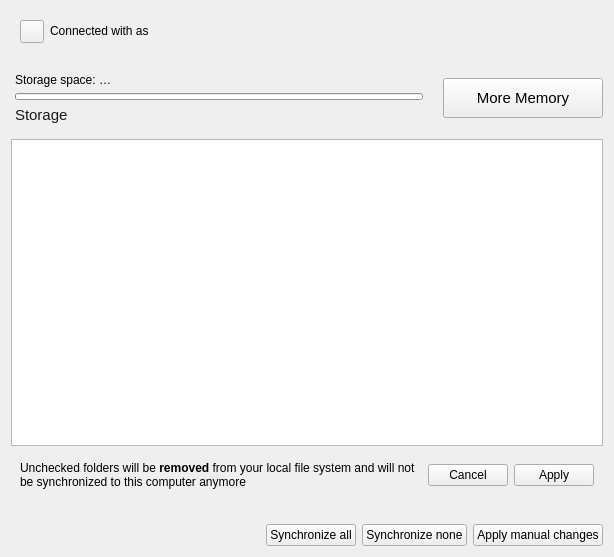
nextmcloud/desktop, file src/gui/accountsettings.ui: the form before one commit.
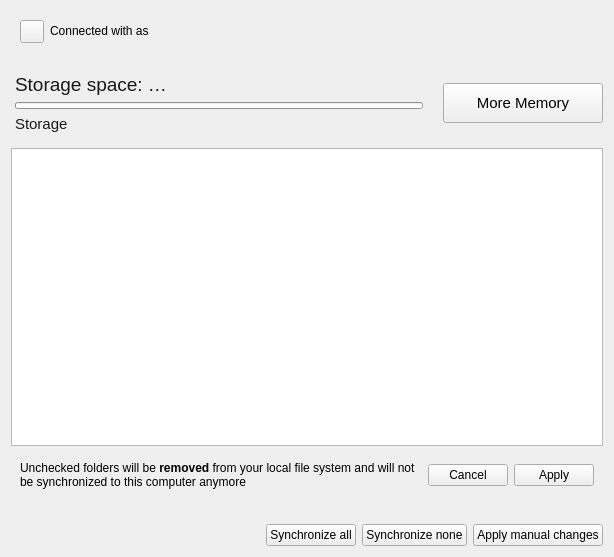
The form after the commit. Custom widgets are drawn as their Qt base class.

Commit message: fix storage font

What changed in the file:
```diff
--- a/src/gui/accountsettings.ui
+++ b/src/gui/accountsettings.ui
@@ -84,7 +84,8 @@
         <property name="font">
          <font>
           <family>Segoe UI</family>
-          <pointsize>9</pointsize>
+          <pointsize>14</pointsize>
+          <weight>50</weight>
           <bold>false</bold>
           <kerning>true</kerning>
          </font>
@@ -96,10 +97,10 @@
          <bool>false</bool>
         </property>
         <property name="text">
-         <string>Storage space: …</string>
+         <string>&lt;html&gt;&lt;head/&gt;&lt;body&gt;&lt;p&gt;&lt;span style=&quot; color:#191919;&quot;&gt;Storage space: …&lt;/span&gt;&lt;/p&gt;&lt;/body&gt;&lt;/html&gt;</string>
         </property>
         <property name="textFormat">
-         <enum>Qt::PlainText</enum>
+         <enum>Qt::RichText</enum>
         </property>
         <property name="alignment">
          <set>Qt::AlignBottom|Qt::AlignLeading|Qt::AlignLeft</set>
```
The commit also changes 1 other file.
